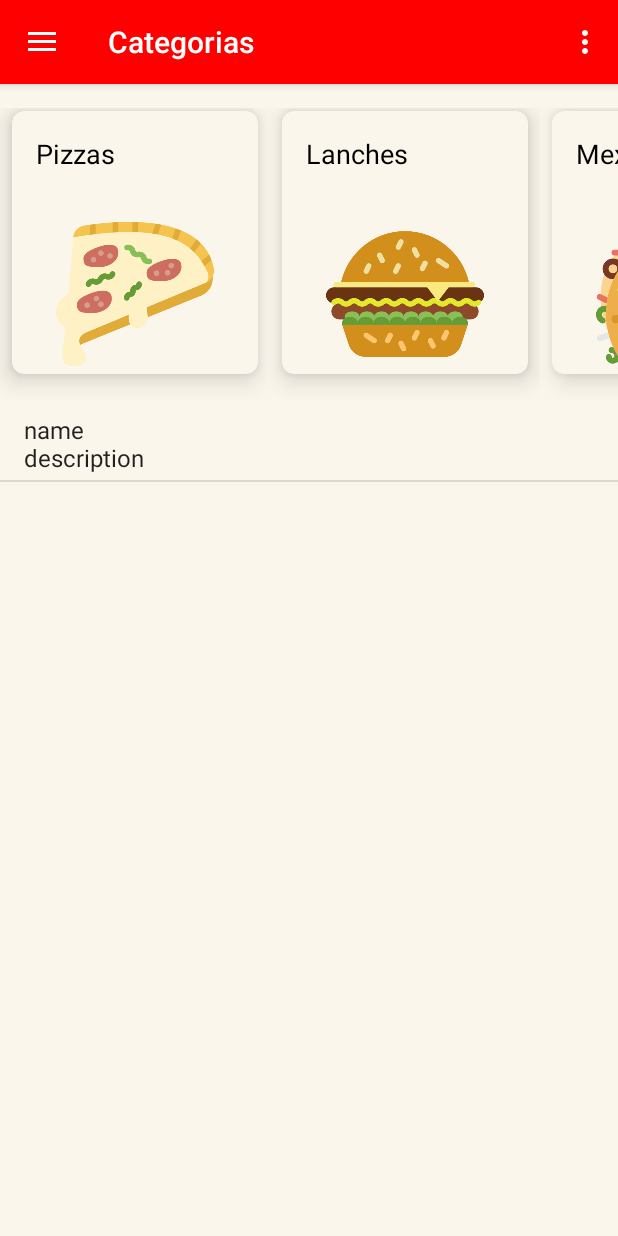
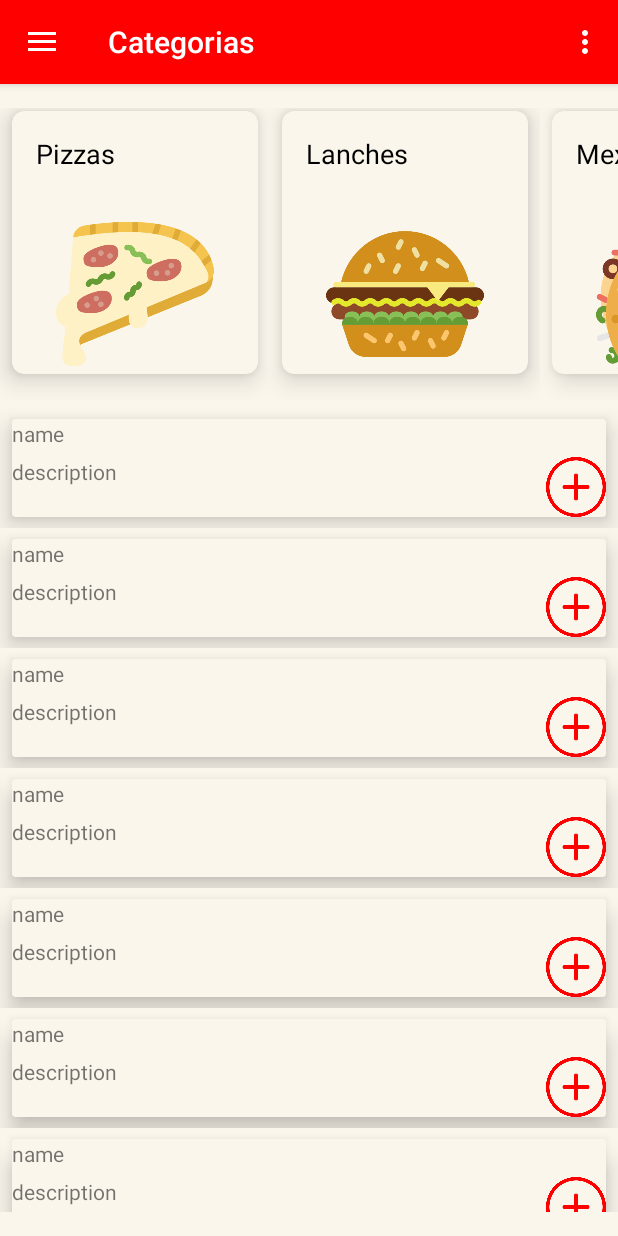
Before and after one commit to jeancsilva20/tcc, an Android app: the NovidadesActivity screen opened directly, with no data from a screen before it, on a phone screen of 412 x 824 dp. Run offline under Robolectric (Android 15) with nearby library versions, the phone set to English and light mode, and no system bars.

Commit message:
Novo listview

```diff
--- a/MyApplication223/app/src/main/java/com/example/u16394/snacktime/activities/NovidadesActivity.java
+++ b/MyApplication223/app/src/main/java/com/example/u16394/snacktime/activities/NovidadesActivity.java
@@ -30,10 +30,13 @@ import java.util.List;
 public class NovidadesActivity extends AppCompatActivity implements NavigationView.OnNavigationItemSelectedListener {
 
     private ListView lista;
-    private ArrayList<CategoriaListaModel> objLista = new ArrayList<>();
     private RecyclerView horizontal_recycler_view;
+    private RecyclerView vertical_recycler_view;
     private ArrayList<CategoriaModel> horizontalList;
+    private ArrayList<CategoriaListaModel> verticalList;
     private NovidadesActivity.HorizontalAdapter horizontalAdapter;
+    private NovidadesActivity.VerticalAdapter verticalAdapter;
+
 
     @Override
     protected void onCreate(Bundle savedInstanceState) {
@@ -53,12 +56,25 @@ public class NovidadesActivity extends AppCompatActivity implements NavigationVi
 
     public void criarGrid(){
         String uriImgPath = "android.resource://"+  getPackageName() + "/drawable/";
-        lista = (ListView) findViewById(R.id.teste);
-        objLista.add(new CategoriaListaModel("name","description","imagem","Id","Telefone"));
 
         horizontal_recycler_view= (RecyclerView) findViewById(R.id.horizontal_recycler_view);
+        vertical_recycler_view =(RecyclerView) findViewById(R.id.vertical_recycler_view);
 
+        verticalList=new ArrayList<>();
         horizontalList=new ArrayList<>();
+
+        verticalList.add(new CategoriaListaModel("name","description","imagem","Id","Telefone"));
+        verticalList.add(new CategoriaListaModel("name","description","imagem","Id","Telefone"));
+        verticalList.add(new CategoriaListaModel("name","description","imagem","Id","Telefone"));
+        verticalList.add(new CategoriaListaModel("name","description","imagem","Id","Telefone"));
+        verticalList.add(new CategoriaListaModel("name","description","imagem","Id","Telefone"));
+        verticalList.add(new CategoriaListaModel("name","description","imagem","Id","Telefone"));
+        verticalList.add(new CategoriaListaModel("name","description","imagem","Id","Telefone"));
+        verticalList.add(new CategoriaListaModel("name","description","imagem","Id","Telefone"));
+        verticalList.add(new CategoriaListaModel("name","description","imagem","Id","Telefone"));
+        verticalList.add(new CategoriaListaModel("name","description","imagem","Id","Telefone"));
+        verticalAdapter= new NovidadesActivity.VerticalAdapter(verticalList);
+
         horizontalList.add(new CategoriaModel("Pizzas","Teste", uriImgPath+"ic_pizza"));
         horizontalList.add(new CategoriaModel("Lanches","Teste", uriImgPath+"hamburguer"));
         horizontalList.add(new CategoriaModel("Mexicana","Teste", uriImgPath+"mexicana"));
@@ -73,9 +89,53 @@ public class NovidadesActivity extends AppCompatActivity implements NavigationVi
         horizontal_recycler_view.setLayoutManager(horizontalLayoutManagaer);
         horizontal_recycler_view.setAdapter(horizontalAdapter);
 
-        ArrayAdapter<CategoriaListaModel> adapter = new ArrayAdapter<>(this,android.R.layout.simple_list_item_1, objLista);
-        lista.setAdapter(adapter);
+        LinearLayoutManager verLinearLayoutManager = new LinearLayoutManager(this, LinearLayoutManager.VERTICAL, false);
+        vertical_recycler_view.setLayoutManager(verLinearLayoutManager);
+        vertical_recycler_view.setAdapter(verticalAdapter);
+
+
     }
+
+    public class VerticalAdapter extends RecyclerView.Adapter<VerticalAdapter.MyViewHolder> {
+
+        private List<CategoriaListaModel> verticalList;
+        public class MyViewHolder extends RecyclerView.ViewHolder {
+            public TextView txtView;
+            public TextView txtView2;
+
+            public MyViewHolder(View view) {
+                super(view);
+                txtView = (TextView) view.findViewById(R.id.textView6);
+                txtView2 = (TextView) view.findViewById(R.id.textView7);
+            }
+        }
+
+        public VerticalAdapter(List<CategoriaListaModel> verticalList) {
+            this.verticalList = verticalList;
+        }
+
+        @Override
+        public MyViewHolder onCreateViewHolder(ViewGroup parent, int viewType) {
+            View itemView = LayoutInflater.from(parent.getContext())
+                    .inflate(R.layout.vertical_item_view, parent, false);
+
+            return new MyViewHolder(itemView);
+        }
+
+        @Override
+        public void onBindViewHolder(final MyViewHolder holder, final int position) {
+            holder.txtView.setText(verticalList.get(position).getName());
+            holder.txtView2.setText(verticalList.get(position).getDescription());
+        }
+
+        @Override
+        public int getItemCount() {
+            return verticalList.size();
+        }
+    }
+
+
+
 
     public class HorizontalAdapter extends RecyclerView.Adapter<HorizontalAdapter.MyViewHolder> {
 
--- a/MyApplication223/app/src/main/res/layout/acitivity_content_novidades.xml
+++ b/MyApplication223/app/src/main/res/layout/acitivity_content_novidades.xml
@@ -16,16 +16,12 @@
     <android.support.v7.widget.RecyclerView
         android:id="@+id/horizontal_recycler_view"
         android:layout_width="match_parent"
-        android:layout_height="200dp"
+        android:layout_height="200dp" />
 
-        />
-
-    <ListView
-        android:id="@+id/teste"
+    <android.support.v7.widget.RecyclerView
+        android:id="@+id/vertical_recycler_view"
         android:layout_width="match_parent"
         android:layout_height="match_parent"
-        android:layout_alignParentBottom="true"
-        android:layout_alignParentStart="true"
         android:layout_below="@+id/horizontal_recycler_view" />
 
 </RelativeLayout>
--- a/MyApplication223/app/src/main/res/layout/vertical_item_view.xml
+++ b/MyApplication223/app/src/main/res/layout/vertical_item_view.xml
@@ -14,8 +14,8 @@
         app:cardElevation="10dp"
         android:layout_marginLeft="8dp"
         android:layout_marginRight="8dp"
-        app:cardCornerRadius="8dp"
         android:layout_centerVertical="true"
+        android:padding="3dp"
         android:id="@+id/cardView"
         android:layout_alignParentEnd="true">
 
```
